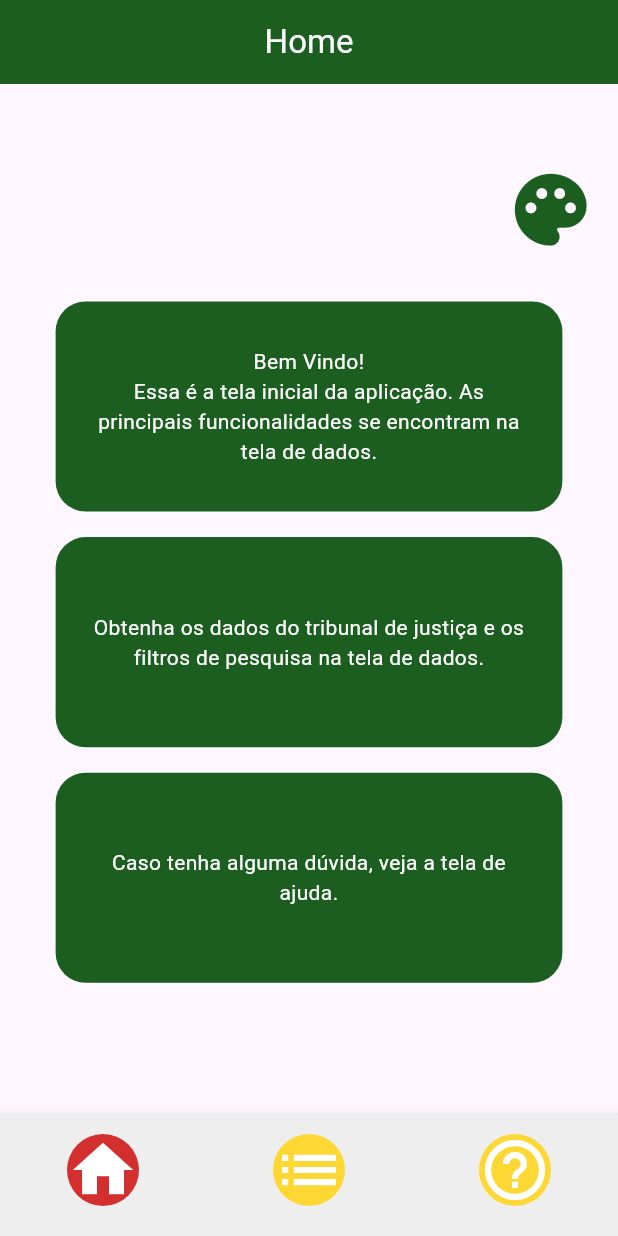
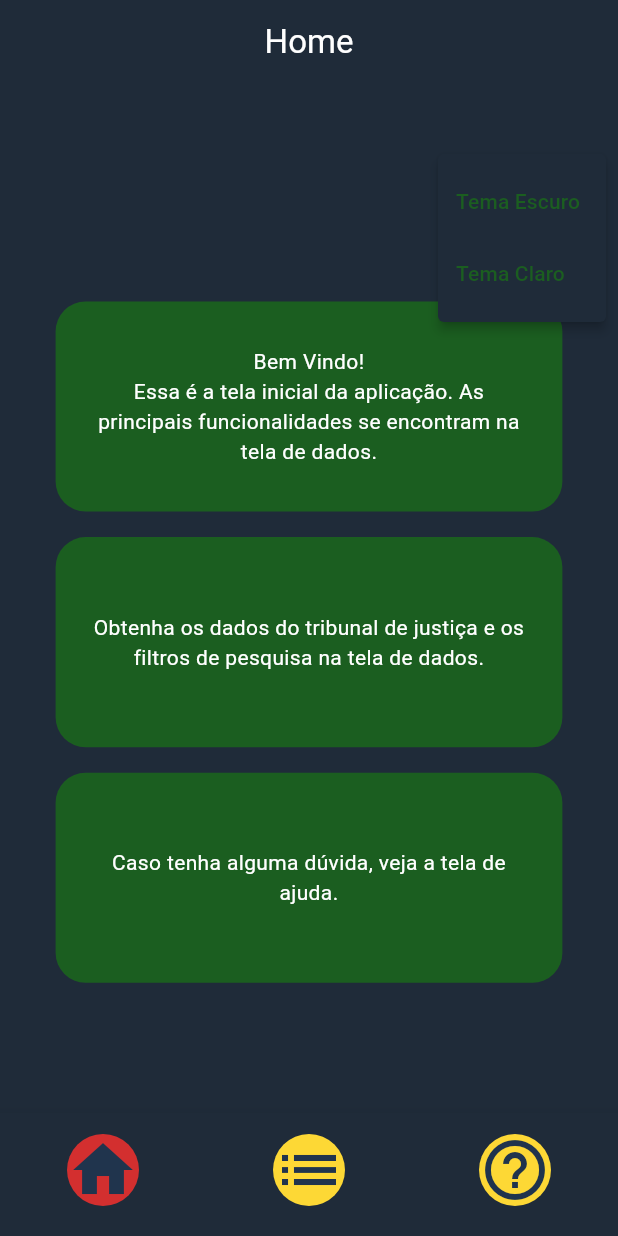
Before and after one commit to linard999/projeto_programacao_dispositivos_moveis, a Flutter app: the screen it shows after launch, after a tap on the "palette" icon, on a phone screen of 412 x 824 dp. Run offline on Flutter 3.47's test engine with Material 3 defaults, Android fonts, the phone set to English and light mode, and no system bars.

Commit message:
Tema escuro adicionado

```diff
--- a/lib/main.dart
+++ b/lib/main.dart
@@ -1,10 +1,15 @@
 import 'package:flutter/material.dart';
+import 'package:provider/provider.dart';
+import 'package:projeto_programacao_dispositivos_moveis/tema.dart';
 import 'package:projeto_programacao_dispositivos_moveis/telas/tela_ajuda.dart';
 import 'package:projeto_programacao_dispositivos_moveis/telas/tela_dados.dart';
 import 'package:projeto_programacao_dispositivos_moveis/telas/tela_home.dart';
 
 void main() {
-  runApp(const MyApp());
+  runApp(ChangeNotifierProvider(
+    create: (context) => TemaDinamico(),
+    child: const MyApp(),
+  ));
 }
 
 class MyApp extends StatelessWidget {
@@ -13,10 +18,11 @@ class MyApp extends StatelessWidget {
   // This widget is the root of your application.
   @override
   Widget build(BuildContext context) {
-    return const MaterialApp(
+    return MaterialApp(
       title: 'Projeto Flutter Programação para Dispositivos Móveis 2023.2',
-      home: MyHomePage(title: 'Projeto Flutter'),
+      home: const MyHomePage(title: 'Projeto Flutter'),
       debugShowCheckedModeBanner: false,
+      theme: Provider.of<TemaDinamico>(context).tema,
     );
   }
 }
@@ -41,7 +47,7 @@ class _MyHomePageState extends State<MyHomePage> {
         showSelectedLabels: false,
         showUnselectedLabels: false,
         iconSize: 48,
-        backgroundColor: Colors.grey.shade200,
+        backgroundColor: Theme.of(context).colorScheme.surface,
         currentIndex: _indexAtual,
         items: [
           BottomNavigationBarItem(
@@ -89,7 +95,7 @@ class CustomRoundedIcon extends StatelessWidget {
       ),
       child: Icon(
         icon,
-        color: Colors.white,
+        color: Theme.of(context).colorScheme.background,
       )
     );
   }
--- a/lib/telas/tela_ajuda.dart
+++ b/lib/telas/tela_ajuda.dart
@@ -32,7 +32,7 @@ class _TelaAjudaState extends State<TelaAjuda> {
         title: const Text("Ajuda"),
         centerTitle: true,
         foregroundColor: Colors.white,
-        backgroundColor: Colors.green.shade900,
+        backgroundColor: Theme.of(context).colorScheme.secondary,
       ),
       body: Padding(
         padding: const EdgeInsets.only(top: 16, bottom: 16, left: 40, right: 40),
@@ -75,11 +75,11 @@ class _TelaAjudaState extends State<TelaAjuda> {
             ),
             Column(
               children: [
-                const Center(
+                Center(
                   child: Text(
                     "Ainda não respondemos suas dúvidas?\nEntre em contato conosco:",
                     style: TextStyle(
-                      color: Colors.black,
+                      color: Theme.of(context).colorScheme.primary,
                       fontSize: 13,
                       fontWeight: FontWeight.bold,
                     ),
--- a/lib/telas/tela_dados.dart
+++ b/lib/telas/tela_dados.dart
@@ -31,7 +31,7 @@ class _TelaDadosState extends State<TelaDados> {
           title: const Text("Dados"),
           centerTitle: true,
           foregroundColor: Colors.white,
-          backgroundColor: Colors.green.shade900,
+          backgroundColor: Theme.of(context).colorScheme.secondary,
         ),
         body: Padding(
             padding: EdgeInsets.only(top: 16.0, bottom: 16.0, left: 7 * contextSize.width / 100, right: 7 * contextSize.width / 100),
@@ -44,7 +44,7 @@ class _TelaDadosState extends State<TelaDados> {
                     children: [
                       const Text("Informe o período de pesquisa desejado",
                           style:
-                              TextStyle(fontSize: 15, fontWeight: FontWeight.bold)),
+                              TextStyle(fontSize: 15, fontWeight: FontWeight.bold, color: Colors.white)),
                       IconButton(
                         icon: const Icon(Icons.filter_alt),
                         color: Colors.red,
--- a/lib/telas/tela_home.dart
+++ b/lib/telas/tela_home.dart
@@ -1,5 +1,6 @@
 import 'package:flutter/material.dart';
-
+import 'package:provider/provider.dart';
+import 'package:projeto_programacao_dispositivos_moveis/tema.dart';
 class TelaHome extends StatefulWidget {
   const TelaHome({super.key});
 
@@ -22,7 +23,7 @@ class _TelaHomeState extends State<TelaHome> {
           title: const Text("Home"),
           centerTitle: true,
           foregroundColor: Colors.white,
-          backgroundColor: Colors.green.shade900,
+          backgroundColor: Theme.of(context).colorScheme.secondary,
         ),
         body: Padding(
           padding: const EdgeInsets.all(8.0),
@@ -36,14 +37,26 @@ class _TelaHomeState extends State<TelaHome> {
                   child: Row(
                     mainAxisAlignment: MainAxisAlignment.end,
                     children: [
-                      IconButton(
-                        autofocus: false,
+                      PopupMenuButton(
+                        itemBuilder: (context) => [
+                          const PopupMenuItem(
+                              value: "escuro", child: Text("Tema Escuro")),
+                          const PopupMenuItem(
+                              value: "claro", child: Text("Tema Claro")),
+                        ],
                         icon: Icon(
                           Icons.palette,
                           color: Colors.green.shade900,
                           size: 7 * contextSize.height / 100,
                         ),
-                        onPressed: () {
+                        onSelected: (value) {
+                          if (value == "escuro") {
+                            Provider.of<TemaDinamico>(context, listen: false)
+                                .setarTema(TipoTema.escuro);
+                          } else {
+                            Provider.of<TemaDinamico>(context, listen: false)
+                                .setarTema(TipoTema.claro);
+                          }
                         },
                       ),
                     ],
--- /dev/null
+++ b/lib/tema.dart
@@ -0,0 +1,47 @@
+import 'package:flutter/material.dart';
+
+var temaEscuro = ThemeData(
+  colorScheme: ColorScheme(
+    primary: Colors.white,
+    secondary: const Color.fromARGB(255, 31, 43, 57),
+    surface: const Color.fromARGB(255, 31, 43, 57),
+    background: const Color(0xFF20344d),
+    error: Colors.green.shade900,
+    onPrimary: Colors.green.shade900,
+    onSecondary: Colors.green.shade900,
+    onSurface: Colors.green.shade900,
+    onBackground: Colors.green.shade900,
+    onError: Colors.green.shade900,
+    brightness: Brightness.dark,
+  ),
+);
+
+var temaClaro = ThemeData(
+  colorScheme: ColorScheme(
+    primary: Colors.black,
+    secondary: Colors.green.shade900,
+    surface: Colors.grey.shade200,
+    background: Colors.white,
+    error: Colors.green.shade900,
+    onPrimary: Colors.green.shade900,
+    onSecondary: Colors.green.shade900,
+    onSurface: Colors.green.shade900,
+    onBackground: Colors.green.shade900,
+    onError: Colors.green.shade900,
+    brightness: Brightness.light,
+  ),
+);
+
+enum TipoTema { escuro, claro }
+
+class TemaDinamico extends ChangeNotifier {
+  ThemeData tema = temaEscuro;
+  TipoTema _temaAtual = TipoTema.escuro;
+
+  void setarTema(TipoTema tipoTema) {
+    tema = tipoTema == TipoTema.escuro ? temaEscuro : temaClaro;
+    _temaAtual = tipoTema;
+    return notifyListeners();
+  }
+
+}
--- a/pubspec.yaml
+++ b/pubspec.yaml
@@ -35,6 +35,7 @@ dependencies:
   # The following adds the Cupertino Icons font to your application.
   # Use with the CupertinoIcons class for iOS style icons.
   cupertino_icons: ^1.0.2
+  provider: ^6.1.2
 
 dev_dependencies:
   flutter_test:
```
Also changed, not shown: pubspec.lock.
